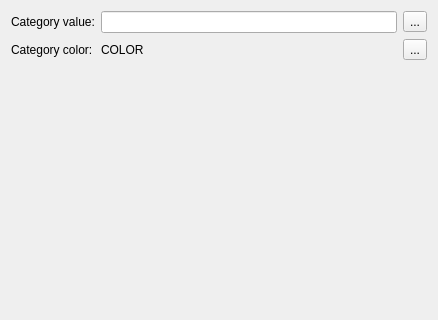
First picture: the form in anno/LabelDefinitionPropertiesWidget.ui, repository urobots-io/anno, before the edit; both pictures show x 0 to 438 and y 0 to 320 of the 438 by 659 pixel window.
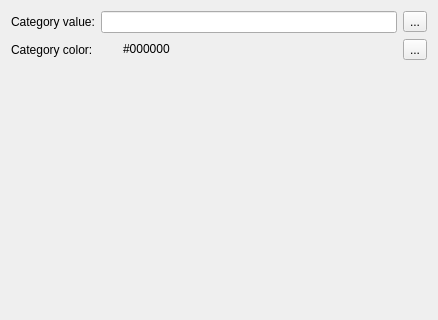
Second picture: the form after the edit. The open tabs and pages were chosen to show the change. Icons and pictures are not drawn.

Commit message: update label category UI

Diff of the .ui file:
```diff
--- a/anno/LabelDefinitionPropertiesWidget.ui
+++ b/anno/LabelDefinitionPropertiesWidget.ui
@@ -208,22 +208,41 @@
           <item>
            <widget class="QLabel" name="category_color_label">
             <property name="sizePolicy">
-             <sizepolicy hsizetype="MinimumExpanding" vsizetype="Preferred">
+             <sizepolicy hsizetype="Fixed" vsizetype="Fixed">
               <horstretch>0</horstretch>
               <verstretch>0</verstretch>
              </sizepolicy>
             </property>
             <property name="minimumSize">
              <size>
-              <width>32</width>
-              <height>0</height>
+              <width>16</width>
+              <height>16</height>
              </size>
             </property>
+            <property name="maximumSize">
+             <size>
+              <width>16</width>
+              <height>16</height>
+             </size>
+            </property>
             <property name="text">
-             <string>COLOR</string>
+             <string/>
             </property>
-            <property name="scaledContents">
-             <bool>true</bool>
+           </widget>
+          </item>
+          <item>
+           <widget class="QLabel" name="category_color_name_label">
+            <property name="sizePolicy">
+             <sizepolicy hsizetype="Expanding" vsizetype="Preferred">
+              <horstretch>0</horstretch>
+              <verstretch>0</verstretch>
+             </sizepolicy>
+            </property>
+            <property name="text">
+             <string>#000000</string>
+            </property>
+            <property name="textInteractionFlags">
+             <set>Qt::TextSelectableByMouse</set>
             </property>
            </widget>
           </item>
```
The commit also changes 1 other file.
